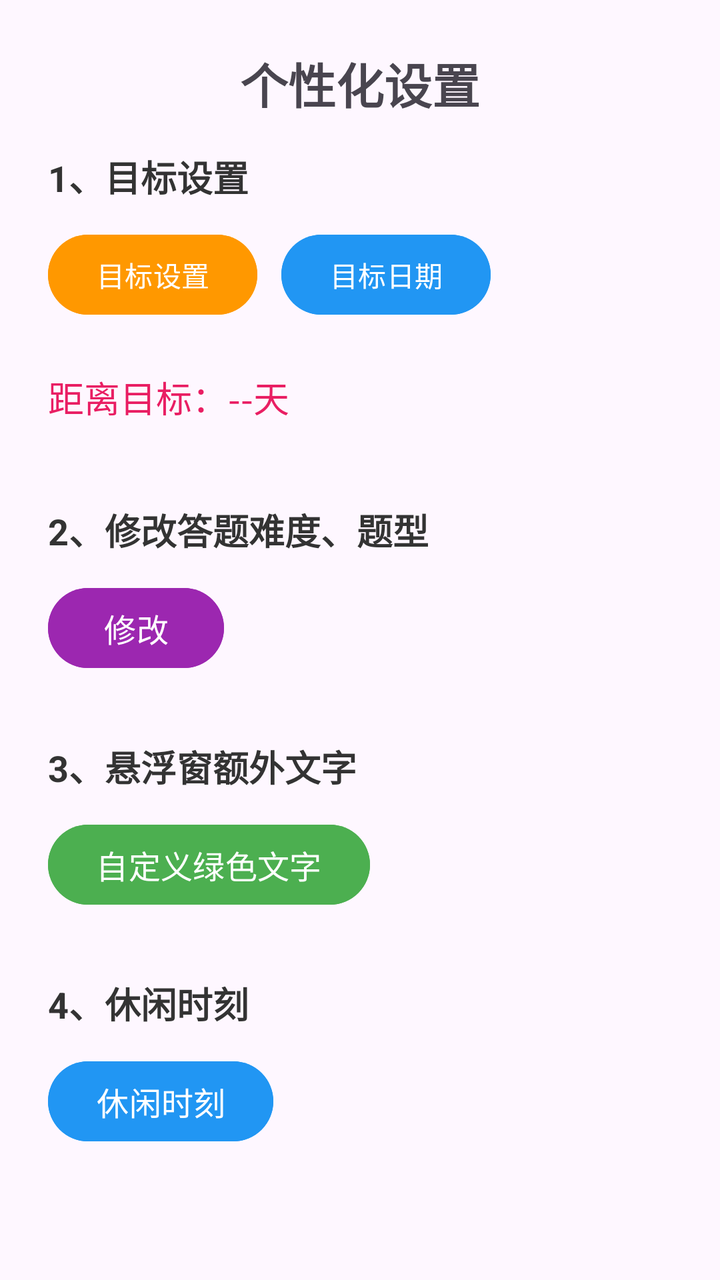
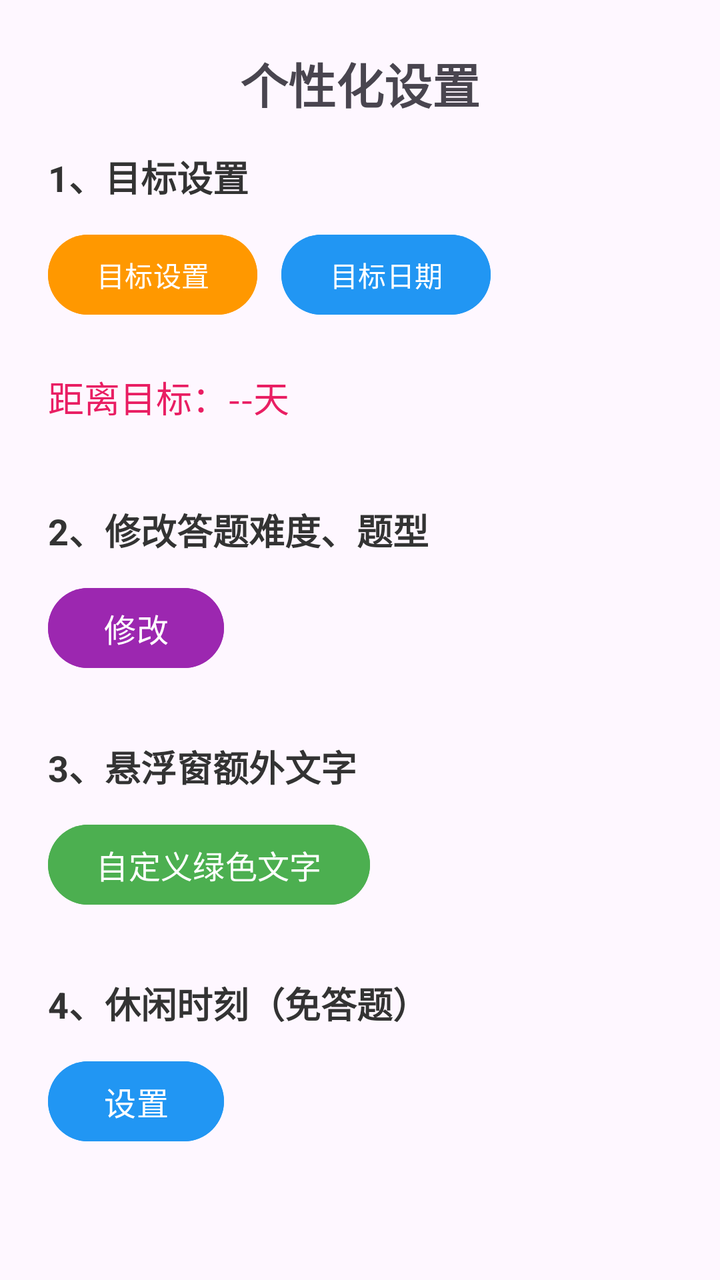

Before-and-after screenshots of an Android layout around one commit, followed by the original layout XML and the change that was made.
<!-- AndroidManifest.xml: application theme Theme.Basic -->
<!-- res/layout/fragment_goal.xml -->
<?xml version="1.0" encoding="utf-8"?>
<ScrollView xmlns:android="http://schemas.android.com/apk/res/android"
    android:layout_width="match_parent"
    android:layout_height="match_parent"
    android:fillViewport="true">

    <LinearLayout
        android:layout_width="match_parent"
        android:layout_height="wrap_content"
        android:orientation="vertical"
        android:padding="24dp">

        <TextView
            android:id="@+id/tv_goal_title"
            android:layout_width="match_parent"
            android:layout_height="wrap_content"
            android:gravity="center"
            android:text="个性化设置"
            android:textSize="24sp"
            android:textStyle="bold"
            android:layout_marginBottom="16dp" />

        <TextView
            android:layout_width="wrap_content"
            android:layout_height="wrap_content"
            android:text="1、目标设置"
            android:textSize="18sp"
            android:textColor="#333333"
            android:textStyle="bold"
            android:layout_marginBottom="12dp" />

        <LinearLayout
            android:layout_width="match_parent"
            android:layout_height="wrap_content"
            android:gravity="start"
            android:orientation="horizontal">

            <Button
                android:id="@+id/btn_tag_setting"
                android:layout_width="wrap_content"
                android:layout_height="wrap_content"
                android:layout_marginEnd="12dp"
                android:backgroundTint="#FF9800"
                android:text="目标设置" />

            <Button
                android:id="@+id/btn_target_date_setting"
                android:layout_width="wrap_content"
                android:layout_height="wrap_content"
                android:backgroundTint="#2196F3"
                android:text="目标日期" />

        </LinearLayout>

        <TextView
            android:id="@+id/tv_goal_countdown"
            android:layout_width="wrap_content"
            android:layout_height="wrap_content"
            android:text="距离目标：--天"
            android:textSize="18sp"
            android:textColor="#E91E63"
            android:layout_marginTop="24dp"
            android:layout_marginBottom="8dp" />

        
        <TextView
            android:layout_width="wrap_content"
            android:layout_height="wrap_content"
            android:text="2、修改答题难度、题型"
            android:textSize="18sp"
            android:textColor="#333333"
            android:textStyle="bold"
            android:layout_marginTop="32dp"
            android:layout_marginBottom="12dp" />

        <Button
            android:id="@+id/btn_math_difficulty"
            android:layout_width="wrap_content"
            android:layout_height="wrap_content"
            android:backgroundTint="#9C27B0"
            android:text="修改"
            android:textColor="#FFFFFF"
            android:textSize="16sp" />

        
        <TextView
            android:layout_width="wrap_content"
            android:layout_height="wrap_content"
            android:text="3、悬浮窗额外文字"
            android:textSize="18sp"
            android:textColor="#333333"
            android:textStyle="bold"
            android:layout_marginTop="32dp"
            android:layout_marginBottom="12dp" />

        <Button
            android:id="@+id/btn_floating_strict_reminder"
            android:layout_width="wrap_content"
            android:layout_height="wrap_content"
            android:backgroundTint="#4CAF50"
            android:text="自定义绿色文字"
            android:textColor="#FFFFFF"
            android:textSize="16sp" />

        <TextView
            android:layout_width="wrap_content"
            android:layout_height="wrap_content"
            android:layout_marginTop="32dp"
            android:layout_marginBottom="12dp"
            android:text="4、休闲时刻"
            android:textColor="#333333"
            android:textSize="18sp"
            android:textStyle="bold" />

        <Button
            android:id="@+id/btn_leisure_time"
            android:layout_width="wrap_content"
            android:layout_height="wrap_content"
            android:backgroundTint="#2196F3"
            android:text="休闲时刻"
            android:textColor="#FFFFFF"
            android:textSize="16sp" />

    </LinearLayout>
</ScrollView>
<!-- resources referenced by this layout -->
<resources>
  <style name="Theme.Basic" parent="Base.Theme.Basic" />
  <style name="Base.Theme.Basic" parent="Theme.Material3.DayNight.NoActionBar">
          
          
      </style>
</resources>

<!-- the commit's change to res/layout/fragment_goal.xml (unified diff, before → after) -->
@@ -107,7 +107,7 @@
             android:layout_height="wrap_content"
             android:layout_marginTop="32dp"
             android:layout_marginBottom="12dp"
-            android:text="4、休闲时刻"
+            android:text="4、休闲时刻（免答题）"
             android:textColor="#333333"
             android:textSize="18sp"
             android:textStyle="bold" />
@@ -117,7 +117,7 @@
             android:layout_width="wrap_content"
             android:layout_height="wrap_content"
             android:backgroundTint="#2196F3"
-            android:text="休闲时刻"
+            android:text="设置"
             android:textColor="#FFFFFF"
             android:textSize="16sp" />
 
